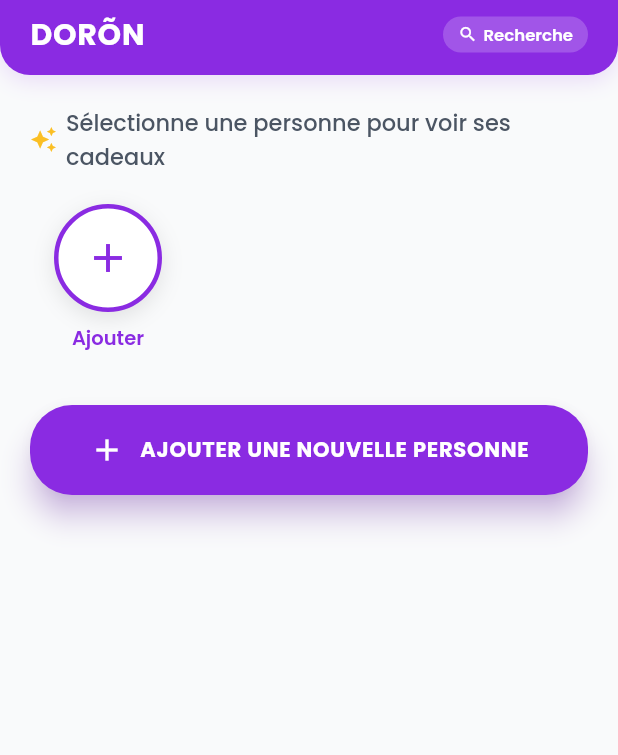
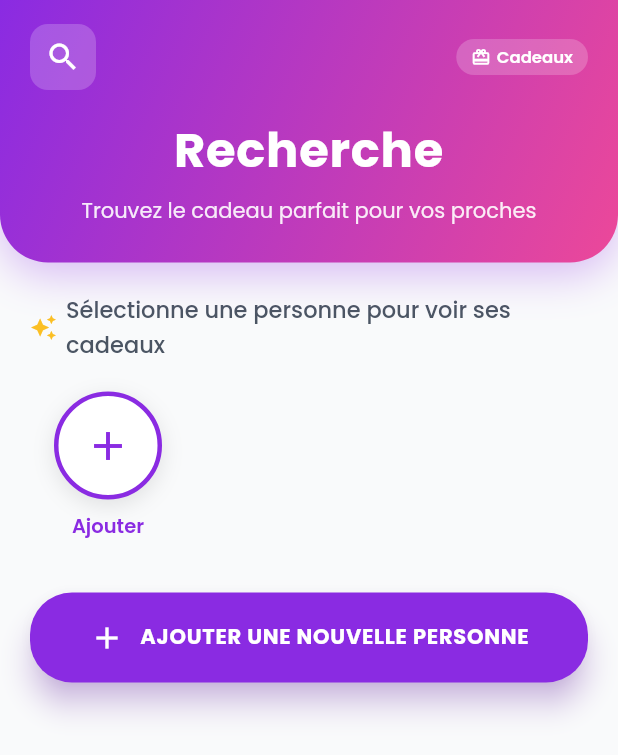
Before and after one commit to Aureliengrl/Doron, a Flutter app: the SearchPageWidget screen opened directly, on a phone screen of 412 x 824 dp. Shown: the top 755 px of the screen. Run offline on Flutter 3.47's test engine with Material 3 defaults, Android fonts, the phone set to English and light mode, and no system bars; our stand-ins replace auto_size_text, cloud_firestore, easy_debounce, equatable, firebase_auth, firebase_core and 14 more; missing offline and left inert: json_path, mime_type; accounts and stored records are empty; network calls fail.

Commit message:
feat: UI/UX improvements and preferences flow enhancement - v1.2.7
✨ Features & Improvements:

🎨 **Unified Header Design Across All Pages**
- Applied beautiful gradient header (violet to pink) to all pages
- Centered all titles and subtitles for better visual harmony
- Consistent spacing and sizing (32px radius, larger fonts)
- Added decorative icons and badges to each page
- Pages updated: Accueil, Recherche, Profil, Favoris

🔐 **Persistent Authentication**
- Users stay logged in after closing the app
- Firebase Auth session persistence fully functional
- Seamless return to home page on app restart

⚙️ **Smart Preferences Modification**
- "Modifier mes préférences" now shows ONLY user questions
- Skips gift recipient questions (no more confusion!)
- New parameter: onlyUserQuestions=true
- Cleaner flow for updating personal preferences

📱 **Page-Specific Headers:**
- Accueil: Gift icon + "IA" badge
- Recherche: Search icon + "Cadeaux" badge
- Profil: Person icon + "Paramètres" badge
- Favoris: Heart icon + count badge

📦 **Version Update**
- Version: 1.2.7
- Build: 30

All headers are now perfectly centered, harmonious, and visually consistent!

```diff
--- a/lib/pages/new_pages/search_page/search_page_widget.dart
+++ b/lib/pages/new_pages/search_page/search_page_widget.dart
@@ -79,32 +79,45 @@ class _SearchPageWidgetState extends State<SearchPageWidget> {
   Widget _buildHeader() {
     return Container(
       decoration: BoxDecoration(
-        color: violetColor,
+        gradient: LinearGradient(
+          begin: Alignment.topLeft,
+          end: Alignment.bottomRight,
+          colors: [
+            const Color(0xFF8A2BE2),
+            const Color(0xFFEC4899),
+          ],
+        ),
         borderRadius: const BorderRadius.only(
-          bottomLeft: Radius.circular(20),
-          bottomRight: Radius.circular(20),
+          bottomLeft: Radius.circular(32),
+          bottomRight: Radius.circular(32),
         ),
         boxShadow: [
           BoxShadow(
-            color: violetColor.withOpacity(0.15),
-            blurRadius: 12,
-            offset: const Offset(0, 4),
+            color: const Color(0xFF8A2BE2).withOpacity(0.3),
+            blurRadius: 24,
+            offset: const Offset(0, 8),
           ),
         ],
       ),
       child: SafeArea(
         child: Padding(
-          padding: const EdgeInsets.fromLTRB(20, 8, 20, 12),
-          child: Row(
+          padding: const EdgeInsets.fromLTRB(20, 16, 20, 24),
+          child: Column(
+            crossAxisAlignment: CrossAxisAlignment.center,
+            children: [
+              Row(
                 mainAxisAlignment: MainAxisAlignment.spaceBetween,
                 children: [
-              Text(
-                'DORÕN',
-                style: GoogleFonts.poppins(
+                  Container(
+                    padding: const EdgeInsets.all(10),
+                    decoration: BoxDecoration(
+                      color: Colors.white.withOpacity(0.2),
+                      borderRadius: BorderRadius.circular(12),
+                    ),
+                    child: const Icon(
+                      Icons.search,
                       color: Colors.white,
-                  fontSize: 20,
-                  fontWeight: FontWeight.bold,
-                  letterSpacing: 0.5,
+                      size: 24,
                     ),
                   ),
                   Container(
@@ -120,13 +133,13 @@ class _SearchPageWidgetState extends State<SearchPageWidget> {
                       mainAxisSize: MainAxisSize.min,
                       children: [
                         const Icon(
-                      Icons.search,
+                          Icons.card_giftcard,
                           color: Colors.white,
                           size: 13,
                         ),
                         const SizedBox(width: 4),
                         Text(
-                      'Recherche',
+                          'Cadeaux',
                           style: GoogleFonts.poppins(
                             color: Colors.white,
                             fontSize: 11,
@@ -134,6 +147,29 @@ class _SearchPageWidgetState extends State<SearchPageWidget> {
                           ),
                         ),
                       ],
+                    ),
+                  ),
+                ],
+              ),
+              const SizedBox(height: 16),
+              Text(
+                'Recherche',
+                textAlign: TextAlign.center,
+                style: GoogleFonts.poppins(
+                  color: Colors.white,
+                  fontSize: 32,
+                  fontWeight: FontWeight.bold,
+                  letterSpacing: 0.5,
+                ),
+              ),
+              const SizedBox(height: 6),
+              Text(
+                'Trouvez le cadeau parfait pour vos proches',
+                textAlign: TextAlign.center,
+                style: GoogleFonts.poppins(
+                  color: Colors.white.withOpacity(0.9),
+                  fontSize: 14,
+                  fontWeight: FontWeight.w400,
                 ),
               ),
             ],
--- a/pubspec.yaml
+++ b/pubspec.yaml
@@ -15,7 +15,7 @@ publish_to: 'none' # Remove this line if you wish to publish to pub.dev
 # In iOS, build-name is used as CFBundleShortVersionString while build-number used as CFBundleVersion.
 # Read more about iOS versioning at
 # https://developer.apple.com/library/archive/documentation/General/Reference/InfoPlistKeyReference/Articles/CoreFoundationKeys.html
-version: 2.2.2+26
+version: 1.2.7+30
 
 environment:
   sdk: ">=3.0.0 <4.0.0"
```
Also changed, not shown: lib/pages/new_pages/home_pinterest/home_pinterest_widget.dart (+39 -16 lines), lib/pages/new_pages/onboarding_advanced/onboarding_advanced_model.dart (+9 -4 lines), lib/pages/new_pages/onboarding_advanced/onboarding_advanced_widget.dart (+6 -2 lines), lib/pages/pages/profile/profile_widget.dart (+41 -5 lines). Lines whose indentation alone changed are shown as unchanged.
